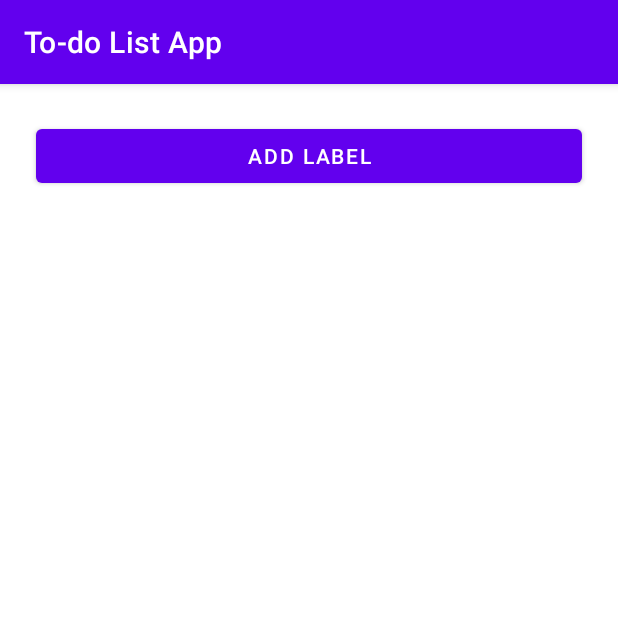
After one commit to martinlinggajaya/todolistapp-android, an Android app: the fragment LabelListFragment shown on its own in the app's theme, on a phone screen of 412 x 824 dp, the top half of it. The commit adds this screen. Run offline under Robolectric (Android 15) with nearby library versions, the phone set to English and light mode, and no system bars; our stand-ins replace Firebase (no records; nobody signed in at launch, a user with empty details on screens opened directly).

Commit message:
Changed Add Label page to Label List; Added label functionalities

```diff
--- a/app/src/main/AndroidManifest.xml
+++ b/app/src/main/AndroidManifest.xml
@@ -9,7 +9,8 @@
         android:roundIcon="@mipmap/ic_launcher_round"
         android:supportsRtl="true"
         android:theme="@style/Theme.TodoListApp">
-        <activity android:name=".ui.todo.AddTodoActivity"></activity>
+        <activity android:name=".ui.label.AddLabelActivity"></activity>
+        <activity android:name=".ui.todo.AddTodoActivity" />
         <activity android:name=".ui.todo.TodoDetailActivity" />
         <activity android:name=".ui.auth.RegisterActivity" />
         <activity android:name=".ui.auth.LoginActivity" />
--- a/app/src/main/java/com/personal/to_dolistapp/Label.kt
+++ b/app/src/main/java/com/personal/to_dolistapp/Label.kt
@@ -5,6 +5,6 @@ import kotlinx.android.parcel.Parcelize
 
 @Parcelize
 data class Label (
-    var name: String,       // Pake sebagai ID juga
-    var color: String
+    var name: String = "",       // Pake sebagai ID juga
+    var color: String = ""
 ) : Parcelable
--- /dev/null
+++ b/app/src/main/java/com/personal/to_dolistapp/ui/label/LabelListFragment.kt
@@ -0,0 +1,89 @@
+package com.personal.to_dolistapp.ui.label
+
+import android.content.Intent
+import android.os.Bundle
+import android.util.Log
+import android.view.LayoutInflater
+import android.view.View
+import android.view.ViewGroup
+import android.widget.Toast
+import androidx.fragment.app.Fragment
+import androidx.recyclerview.widget.LinearLayoutManager
+import androidx.recyclerview.widget.RecyclerView
+import com.firebase.ui.firestore.FirestoreRecyclerOptions
+import com.google.firebase.auth.FirebaseAuth
+import com.google.firebase.firestore.FirebaseFirestore
+import com.personal.to_dolistapp.*
+import kotlinx.android.synthetic.main.fragment_label_list.*
+
+class LabelListFragment : Fragment(), LabelAdapter.RecyclerViewClickListener {
+
+    private lateinit var auth: FirebaseAuth
+    private lateinit var db: FirebaseFirestore
+    var labelAdapter: LabelAdapter? = null
+    private lateinit var labelList: RecyclerView
+
+    override fun onCreateView(
+            inflater: LayoutInflater,
+            container: ViewGroup?,
+            savedInstanceState: Bundle?
+    ): View? {
+        val view = inflater.inflate(R.layout.fragment_label_list, container, false)
+
+        auth = FirebaseAuth.getInstance()
+        db = FirebaseFirestore.getInstance()
+
+        labelList = view.findViewById(R.id.rvLabel)
+        if (auth.currentUser != null) {
+            setupRecyclerView()
+        }
+
+        labelAdapter?.listener = this
+
+        return view
+    }
+
+    override fun onViewCreated(view: View, savedInstanceState: Bundle?) {
+        super.onViewCreated(view, savedInstanceState)
+
+        btnAddLabel.setOnClickListener {
+            val intent = Intent(context, AddLabelActivity::class.java)
+            startActivity(intent)
+        }
+    }
+
+    private fun setupRecyclerView() {
+        // Initialize adapter for rvLabel
+        val query = db.collection("users").document(auth.currentUser!!.email!!).collection("labels")
+        val options = FirestoreRecyclerOptions.Builder<Label>()
+                .setQuery(query, Label::class.java)
+                .build()
+        labelAdapter = LabelAdapter(options)
+        labelAdapter!!.notifyDataSetChanged()
+        // Initialize rvLabel
+        labelList.layoutManager = LinearLayoutManager(context)
+        labelList.adapter = labelAdapter
+    }
+
+    override fun deleteLabel(label: Label) {
+        db.collection("users").document(auth.currentUser!!.email!!)
+                .collection("labels").document(label.name).delete()
+                .addOnSuccessListener {
+                    Toast.makeText(context, "Label terhapus", Toast.LENGTH_SHORT).show()
+                }
+                .addOnFailureListener {
+                    e -> Log.d("cek", e.toString())
+                    Toast.makeText(context, "Label gagal dihapus", Toast.LENGTH_SHORT).show()
+                }
+    }
+
+    override fun onStart() {
+        super.onStart()
+        labelAdapter?.startListening()
+    }
+
+    override fun onStop() {
+        super.onStop()
+        labelAdapter?.stopListening()
+    }
+}
--- /dev/null
+++ b/app/src/main/res/layout/fragment_label_list.xml
@@ -0,0 +1,24 @@
+<?xml version="1.0" encoding="utf-8"?>
+<LinearLayout xmlns:android="http://schemas.android.com/apk/res/android"
+    xmlns:app="http://schemas.android.com/apk/res-auto"
+    xmlns:tools="http://schemas.android.com/tools"
+    android:layout_width="match_parent"
+    android:layout_height="match_parent"
+    tools:context=".ui.label.LabelListFragment"
+    android:orientation="vertical" >
+
+    <Button
+        android:id="@+id/btnAddLabel"
+        android:layout_width="match_parent"
+        android:layout_height="wrap_content"
+        android:layout_marginVertical="24dp"
+        android:layout_marginStart="24dp"
+        android:layout_marginEnd="24dp"
+        android:text="Add Label" />
+
+    <androidx.recyclerview.widget.RecyclerView
+        android:layout_width="match_parent"
+        android:layout_height="match_parent"
+        android:id="@+id/rvLabel"/>
+
+</LinearLayout>
--- a/app/src/main/res/menu/activity_main_drawer.xml
+++ b/app/src/main/res/menu/activity_main_drawer.xml
@@ -9,9 +9,9 @@
             android:icon="@drawable/ic_menu_camera"
             android:title="@string/menu_home" />
         <item
-            android:id="@+id/nav_add_label"
+            android:id="@+id/nav_label_list"
             android:icon="@drawable/ic_menu_gallery"
-            android:title="Add Label" />
+            android:title="Label List" />
         <item
             android:id="@+id/nav_slideshow"
             android:icon="@drawable/ic_menu_slideshow"
```
Also changed, not shown: app/src/main/java/com/personal/to_dolistapp/LabelAdapter.kt (added, +54 -0 lines), app/src/main/java/com/personal/to_dolistapp/MainActivity.kt (+1 -10 lines), app/src/main/java/com/personal/to_dolistapp/TodoAdapter.kt (+8 -2 lines), app/src/main/java/com/personal/to_dolistapp/User.kt (deleted, +0 -12 lines), app/src/main/java/com/personal/to_dolistapp/ui/home/HomeFragment.kt (+16 -1 lines), app/src/main/java/com/personal/to_dolistapp/ui/label/AddLabelActivity.kt (added, +85 -0 lines), app/src/main/java/com/personal/to_dolistapp/ui/label/AddLabelFragment.kt (deleted, +0 -19 lines), app/src/main/res/drawable/ic_baseline_delete_24.xml (added, +10 -0 lines), app/src/main/res/layout/activity_add_label.xml (added, +68 -0 lines), app/src/main/res/layout/app_bar_main.xml (+0 -8 lines), app/src/main/res/layout/fragment_add_label.xml (deleted, +0 -22 lines), app/src/main/res/layout/fragment_home.xml (+12 -0 lines), app/src/main/res/layout/item_label.xml (added, +42 -0 lines), app/src/main/res/layout/item_todo.xml (+13 -2 lines), 1 more files.
